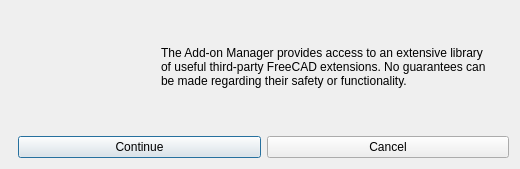
The window that first_run.ui (chennes/AddonManager) describes before a commit, drawn with Qt 5.
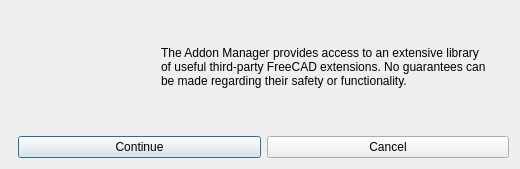
The same window after the commit.

```diff
--- a/first_run.ui
+++ b/first_run.ui
@@ -56,7 +56,7 @@
         <item>
           <widget class="QLabel" name="labelWarning">
             <property name="text">
-              <string>The Add-on Manager provides access to an extensive library of useful third-party FreeCAD extensions. No guarantees can be made regarding their safety or functionality.</string>
+              <string>The Addon Manager provides access to an extensive library of useful third-party FreeCAD extensions. No guarantees can be made regarding their safety or functionality.</string>
             </property>
             <property name="wordWrap">
               <bool>true</bool>
```
Left out of the diff: 2 changed lines with no effect on the pictures.
